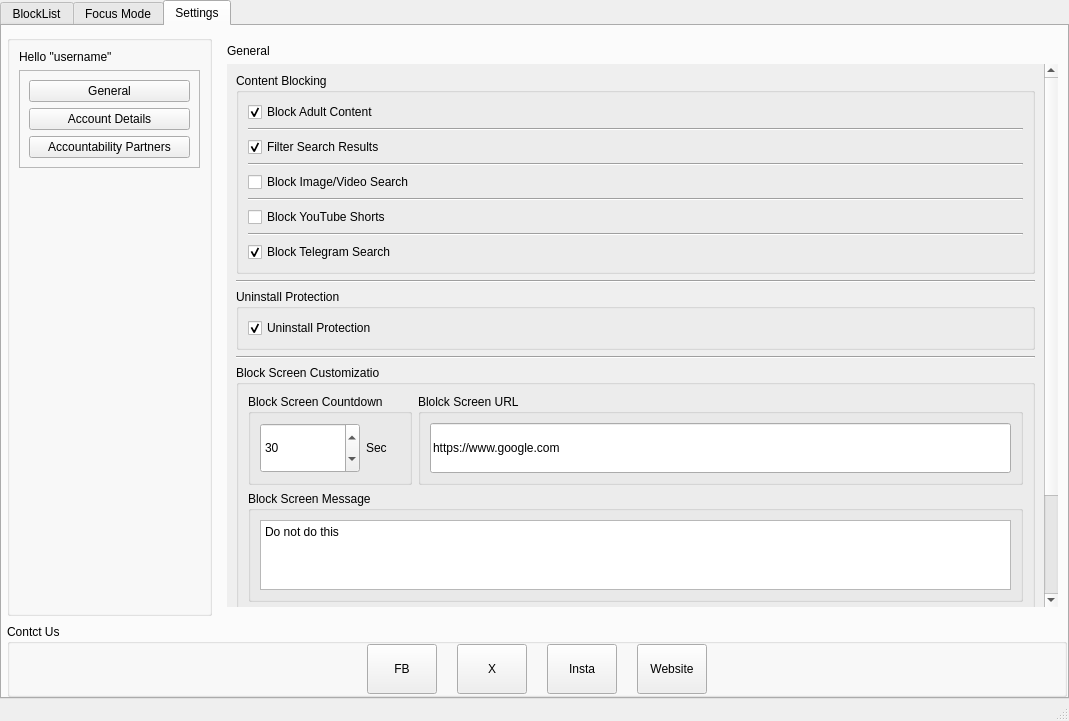
This is GUI/App GUI.ui in SleemG/Blocker as Qt 5 draws it before an edit. The edited form follows.
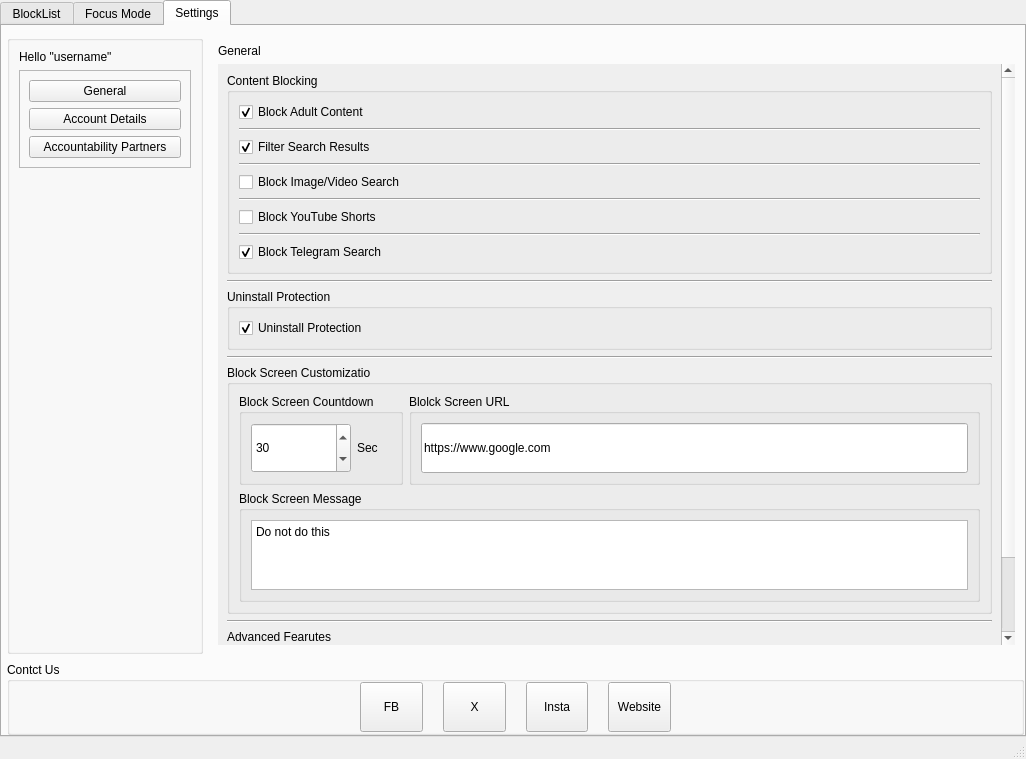
This is the edited form.

```diff
--- a/GUI/App GUI.ui
+++ b/GUI/App GUI.ui
@@ -6,8 +6,8 @@
    <rect>
     <x>0</x>
     <y>0</y>
-    <width>1069</width>
-    <height>721</height>
+    <width>1026</width>
+    <height>759</height>
    </rect>
   </property>
   <property name="font">
@@ -1061,7 +1061,7 @@
                     <rect>
                      <x>0</x>
                      <y>0</y>
-                     <width>802</width>
+                     <width>759</width>
                      <height>716</height>
                     </rect>
                    </property>
```
Left out of the diff: 2 changed lines with no effect on the pictures.
